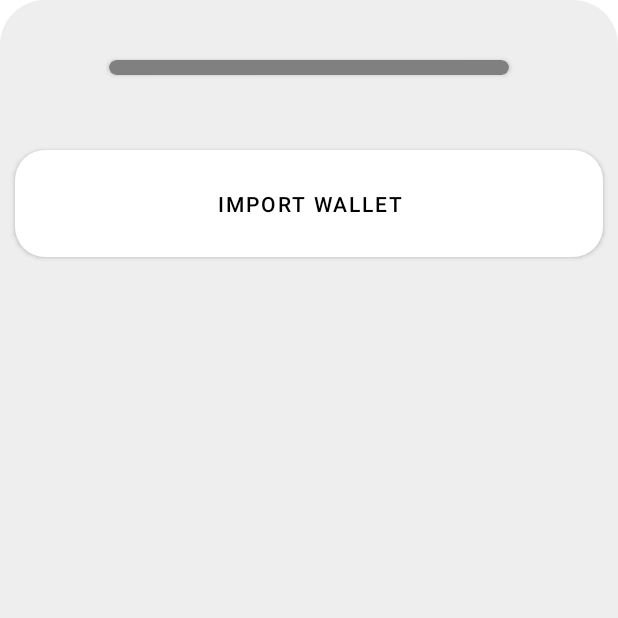
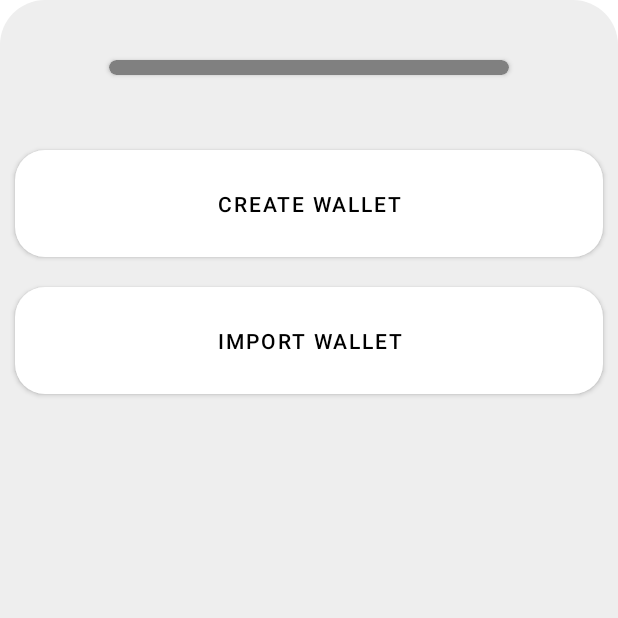
Before and after one commit to danielml3/MaterialWallet, an Android app: the screen it shows after launch (MainActivity), on a phone screen of 412 x 824 dp, the top half of it. Run offline under Robolectric (Android 15) with nearby library versions, the phone set to English and light mode, and no system bars; libraries missing offline, so code that uses them is left out: io.horizontalsystems.bitcoincore, io.horizontalsystems.bitcoinkit, io.horizontalsystems.hdwalletkit.

Commit message:
app: allow to create new wallets
Signed-off-by: daniml3 <daniel@danielml.dev>
Change-Id: Ibfb5352bcc0e6692723af8d0f7d62047185c48a0

```diff
--- a/app/src/main/kotlin/com/danielml/openwallet/fragments/MainScreenFragment.kt
+++ b/app/src/main/kotlin/com/danielml/openwallet/fragments/MainScreenFragment.kt
@@ -1,7 +1,6 @@
 package com.danielml.openwallet.fragments
 
 import android.os.Bundle
-import android.util.Log
 import android.view.LayoutInflater
 import android.view.View
 import android.view.ViewGroup
@@ -10,7 +9,6 @@ import androidx.fragment.app.Fragment
 import androidx.fragment.app.FragmentActivity
 import androidx.fragment.app.FragmentContainerView
 import com.danielml.openwallet.Global
-import com.danielml.openwallet.Global.Companion.TAG
 import com.danielml.openwallet.R
 import com.danielml.openwallet.managers.MnemonicManager
 import com.google.android.material.button.MaterialButton
@@ -49,6 +47,18 @@ class MainScreenFragment : Fragment() {
             }
         }
 
+        view.findViewById<MaterialButton>(R.id.create_wallet_button).apply {
+            setOnClickListener {
+                val createWalletFragment = CreateWalletFragment(container)
+                (context as FragmentActivity).supportFragmentManager.beginTransaction()
+                    .setCustomAnimations(R.anim.fade_in, R.anim.fade_out, R.anim.fade_in, R.anim.fade_out)
+                    .replace(R.id.secondary_fragment_container, createWalletFragment)
+                    .commit()
+
+                Global.getDraggableWalletContainer(context).shrinkAnimated()
+            }
+        }
+
         Global.walletManager.reattachAllWallets(container)
 
         val handleHeight = Global.getDraggableWalletContainer(context!!).getHandleHeight()
--- a/app/src/main/res/layout/main_screen_fragment.xml
+++ b/app/src/main/res/layout/main_screen_fragment.xml
@@ -80,6 +80,15 @@
                 </LinearLayout>
 
                 <com.google.android.material.button.MaterialButton
+                        android:id="@+id/create_wallet_button"
+                        android:layout_width="match_parent"
+                        android:layout_height="wrap_content"
+                        android:text="@string/create_wallet"
+                        android:layout_margin="10dp"
+                        android:padding="20dp"
+                        style="@style/MainMaterialButton"/>
+
+                <com.google.android.material.button.MaterialButton
                         android:id="@+id/import_wallet_button"
                         android:layout_width="match_parent"
                         android:layout_height="wrap_content"
--- a/app/src/main/res/values/strings.xml
+++ b/app/src/main/res/values/strings.xml
@@ -23,4 +23,6 @@
 
     <string name="mnemonic_hint">Recovery phrase</string>
     <string name="syncing_blockchain">Syncing with the blockchain</string>
+
+    <string name="create_wallet">Create wallet</string>
 </resources>
```
Also changed, not shown: app/src/main/kotlin/com/danielml/openwallet/fragments/CreateWalletFragment.kt (added, +40 -0 lines), app/src/main/res/layout/create_wallet_fragment.xml (added, +17 -0 lines).
